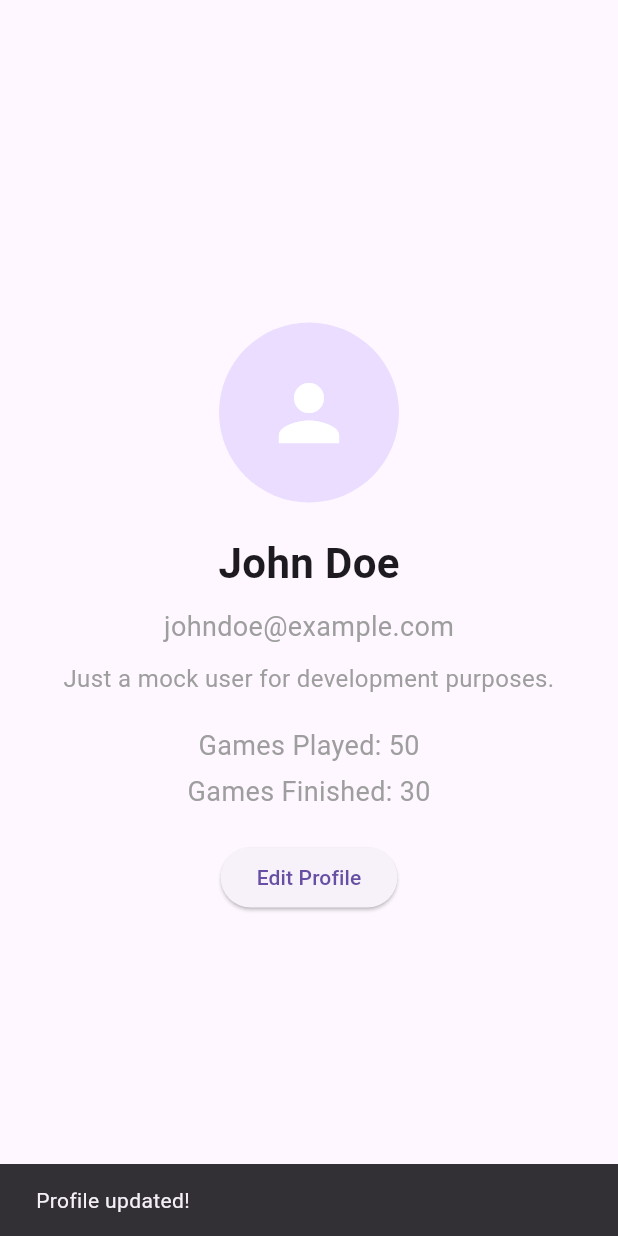
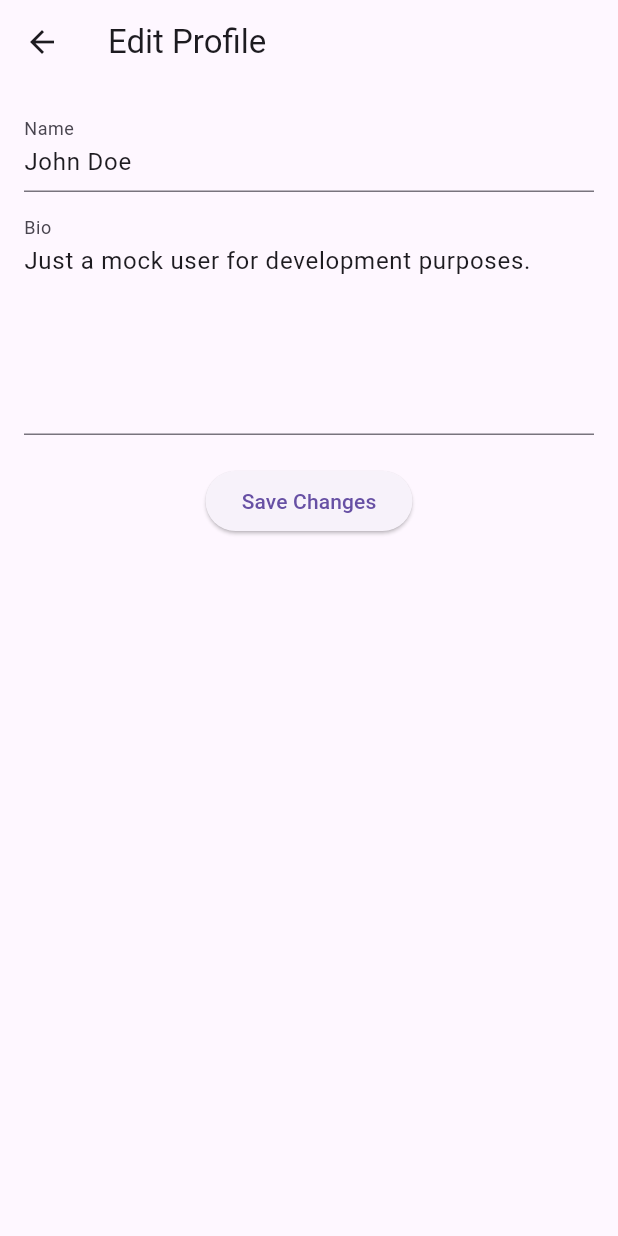
Before and after one commit to zesp11/zesp11_monorepo, a Flutter app: the ProfileScreen screen opened by its route, after a tap on "Edit Profile", on a phone screen of 412 x 824 dp. Run offline on Flutter 3.47's test engine with Material 3 defaults, Android fonts, the phone set to English and light mode, and no system bars; our stand-ins replace get; accounts and stored records are empty.

Commit message:
Add edit user profile screen

```diff
--- a/mobile/goadventure/lib/app/controllers/profile_controller.dart
+++ b/mobile/goadventure/lib/app/controllers/profile_controller.dart
@@ -37,10 +37,12 @@ class ProfileController extends GetxController {
   @override
   void onInit() {
     super.onInit();
-    fetchUserProfile();
+    // TODO: change for fetching current user
+    fetchUserProfile(0);
   }
 
-  Future<void> fetchUserProfile() async {
+  // TODO: don't ignore that parameter
+  Future<void> fetchUserProfile(int userId) async {
     try {
       userProfile.value = await userService.fetchUserProfile();
     } catch (e) {
--- /dev/null
+++ b/mobile/goadventure/lib/app/pages/profile_edit_screen.dart
@@ -0,0 +1,64 @@
+import 'package:flutter/material.dart';
+import 'package:get/get.dart';
+import 'package:goadventure/app/controllers/profile_controller.dart';
+
+class ProfileEditScreen extends StatelessWidget {
+  final ProfileController controller =
+      Get.put(ProfileController(userService: Get.find()));
+
+  final TextEditingController nameController = TextEditingController();
+  final TextEditingController bioController = TextEditingController();
+
+  @override
+  Widget build(BuildContext context) {
+    return Scaffold(
+      appBar: AppBar(
+        title: const Text("Edit Profile"),
+      ),
+      body: Center(
+        child: Obx(() {
+          final userProfile = controller.userProfile.value;
+          if (userProfile == null) {
+            return const CircularProgressIndicator();
+          }
+
+          nameController.text = userProfile.name;
+          bioController.text = userProfile.bio;
+
+          return Padding(
+            padding: const EdgeInsets.all(16.0),
+            child: Column(
+              children: [
+                TextField(
+                  controller: nameController,
+                  decoration: const InputDecoration(labelText: 'Name'),
+                ),
+                const SizedBox(height: 10),
+                TextField(
+                  controller: bioController,
+                  decoration: const InputDecoration(labelText: 'Bio'),
+                  maxLines: 5,
+                ),
+                const SizedBox(height: 20),
+                ElevatedButton(
+                  onPressed: () {
+                    final gamesFinished = 0;
+                    controller.updateProfile(
+                      nameController.text,
+                      int.parse(bioController.text),
+                      gamesFinished,
+                    );
+                    ScaffoldMessenger.of(context).showSnackBar(
+                      const SnackBar(content: Text("Profile updated!")),
+                    );
+                  },
+                  child: const Text("Save Changes"),
+                ),
+              ],
+            ),
+          );
+        }),
+      ),
+    );
+  }
+}
--- a/mobile/goadventure/lib/app/pages/profile_screen.dart
+++ b/mobile/goadventure/lib/app/pages/profile_screen.dart
@@ -3,13 +3,15 @@ import 'package:flutter/material.dart';
 import 'package:get/get.dart';
 
 class ProfileScreen extends StatelessWidget {
-  // Get the controller instance
   final ProfileController controller =
       Get.put(ProfileController(userService: Get.find()));
 
   @override
   Widget build(BuildContext context) {
     return Scaffold(
+      appBar: AppBar(
+        title: const Text("Profile"),
+      ),
       body: Center(
         child: Obx(() {
           if (controller.userProfile.value == null) {
@@ -21,53 +23,35 @@ class ProfileScreen extends StatelessWidget {
             mainAxisAlignment: MainAxisAlignment.center,
             crossAxisAlignment: CrossAxisAlignment.center,
             children: [
-              // Display a CircleAvatar with a placeholder if avatar is not available
               CircleAvatar(
                 radius: 60,
                 backgroundImage: userProfile.avatar.isNotEmpty
                     ? NetworkImage(userProfile.avatar)
-                    : null, // Only load image if avatar is not empty
+                    : null,
                 child: userProfile.avatar.isEmpty
-                    ? const Icon(Icons.person,
-                        size: 60,
-                        color: Colors.white) // Default icon if no avatar
-                    : null, // If avatar exists, no icon will be shown
+                    ? const Icon(Icons.person, size: 60, color: Colors.white)
+                    : null,
               ),
               const SizedBox(height: 20),
-              Text(
-                userProfile.name,
-                style:
-                    const TextStyle(fontSize: 28, fontWeight: FontWeight.bold),
-              ),
+              Text(userProfile.name,
+                  style: const TextStyle(
+                      fontSize: 28, fontWeight: FontWeight.bold)),
               const SizedBox(height: 10),
-              Text(
-                userProfile.email,
-                style: const TextStyle(fontSize: 18, color: Colors.grey),
-              ),
+              Text(userProfile.email,
+                  style: const TextStyle(fontSize: 18, color: Colors.grey)),
               const SizedBox(height: 10),
-              Text(
-                userProfile.bio,
-                style: const TextStyle(fontSize: 16, color: Colors.grey),
-                textAlign: TextAlign.center,
-              ),
+              Text(userProfile.bio,
+                  style: const TextStyle(fontSize: 16, color: Colors.grey),
+                  textAlign: TextAlign.center),
               const SizedBox(height: 20),
-              Text(
-                "Games Played: ${userProfile.gamesPlayed}",
-                style: const TextStyle(fontSize: 18, color: Colors.grey),
-              ),
+              Text("Games Played: ${userProfile.gamesPlayed}",
+                  style: const TextStyle(fontSize: 18, color: Colors.grey)),
               const SizedBox(height: 5),
-              Text(
-                "Games Finished: ${userProfile.gamesFinished}",
-                style: const TextStyle(fontSize: 18, color: Colors.grey),
-              ),
+              Text("Games Finished: ${userProfile.gamesFinished}",
+                  style: const TextStyle(fontSize: 18, color: Colors.grey)),
               const SizedBox(height: 20),
               ElevatedButton(
-                onPressed: () {
-                  controller.updateProfile('Jane Doe', 20, 15);
-                  ScaffoldMessenger.of(context).showSnackBar(
-                    const SnackBar(content: Text("Profile updated!")),
-                  );
-                },
+                onPressed: () => Get.toNamed('/profile/edit'),
                 child: const Text("Edit Profile"),
               ),
             ],
--- a/mobile/goadventure/lib/app/routes/app_routes.dart
+++ b/mobile/goadventure/lib/app/routes/app_routes.dart
@@ -3,6 +3,7 @@ import 'package:get/get.dart';
 import 'package:goadventure/app/bindings/home_binding.dart';
 import 'package:goadventure/app/bindings/profile_binding.dart';
 import 'package:goadventure/app/bindings/search_binding.dart';
+import 'package:goadventure/app/pages/profile_edit_screen.dart';
 import 'package:goadventure/app/pages/root_layout.dart';
 import 'package:goadventure/app/pages/game_play_screen.dart';
 import 'package:goadventure/app/pages/game_root_layout.dart';
@@ -11,6 +12,7 @@ import 'package:goadventure/app/pages/home_screen.dart';
 import 'package:goadventure/app/pages/profile_screen.dart';
 import 'package:goadventure/app/pages/scenario_screen.dart';
 import 'package:goadventure/app/pages/search_page.dart';
+import 'package:goadventure/app/pages/user_profile_screen.dart';
 
 class AppRoutes {
   // Define route names as static constants for easier reference
@@ -49,7 +51,10 @@ class AppRoutes {
           page: () => HomeScreen(),
           binding: HomeBinding(),
         ),
-        GetPage(name: game, page: () => GameRootLayout(), children: [
+        GetPage(
+          name: game,
+          page: () => GameRootLayout(),
+          children: [
             GetPage(
               name: "/select",
               page: () => GameSelectionScreen(
@@ -69,7 +74,8 @@ class AppRoutes {
             // GetPage(name: gameDecision, page: () => GameDecisionScreen()),
             // GetPage(name: gameHistory, page: () => GameHistoryScreen()),
             // GetPage(name: gameMap, page: () => GameMapScreen()),
-        ]),
+          ],
+        ),
         // Distinct scenario route (but still within game tab bottom app bar context)
         GetPage(
           name: scenarioDetail,
@@ -88,6 +94,12 @@ class AppRoutes {
           name: profile,
           page: () => ProfileScreen(),
           binding: ProfileBinding(),
+          children: [
+            // static routes first
+            GetPage(name: '/edit', page: () => ProfileEditScreen()),
+            // to prevent /edit being interpreted as dynamic segment
+            GetPage(name: '/:id', page: () => UserProfileScreen()),
+          ],
         ),
       ],
     ),
```
Also changed, not shown: mobile/goadventure/lib/app/pages/user_profile_screen.dart (added, +79 -0 lines). Lines whose indentation alone changed are shown as unchanged.
